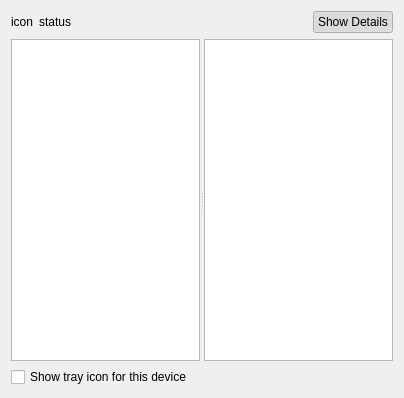
This is qnut/devopt.ui in dosnut/nut as Qt 5 draws it before an edit. The edited form follows.
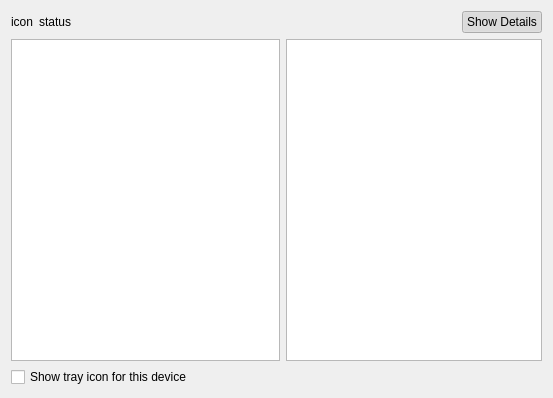
This is the edited form.

Commit message: [QNUT] big-space bug fix.text ^

```diff
--- a/qnut/devopt.ui
+++ b/qnut/devopt.ui
@@ -5,7 +5,7 @@
    <rect>
     <x>0</x>
     <y>0</y>
-    <width>404</width>
+    <width>553</width>
     <height>398</height>
    </rect>
   </property>
@@ -64,20 +64,9 @@
     </layout>
    </item>
    <item>
-    <widget class="QSplitter" name="splitter" >
-     <property name="orientation" >
-      <enum>Qt::Horizontal</enum>
-     </property>
-     <property name="childrenCollapsible" >
-      <bool>false</bool>
-     </property>
+    <layout class="QHBoxLayout" >
+     <item>
      <widget class="QTreeView" name="environmentTree" >
-      <property name="sizePolicy" >
-       <sizepolicy vsizetype="Expanding" hsizetype="Expanding" >
-        <horstretch>0</horstretch>
-        <verstretch>0</verstretch>
-       </sizepolicy>
-      </property>
       <property name="iconSize" >
        <size>
         <width>18</width>
@@ -85,6 +74,8 @@
        </size>
       </property>
      </widget>
+     </item>
+     <item>
      <widget class="QTreeView" name="detailsView" >
       <property name="sizePolicy" >
        <sizepolicy vsizetype="Expanding" hsizetype="Preferred" >
@@ -99,7 +90,8 @@
        <bool>false</bool>
       </property>
      </widget>
-    </widget>
+     </item>
+    </layout>
    </item>
    <item>
     <widget class="QCheckBox" name="showTrayCheck" >
```
Left out of the diff: 6 changed lines with no effect on the pictures. Lines whose indentation alone changed are shown as unchanged.
